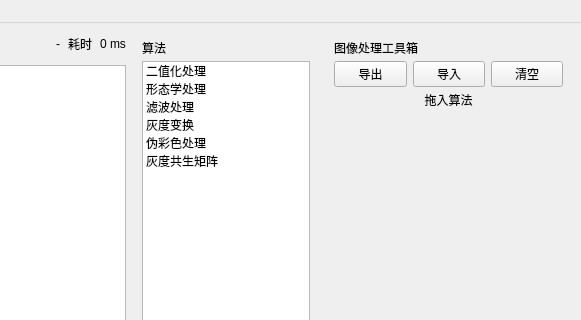
Above: widget.ui from sdasffe/opencv before the change; both pictures show x 619 to 1200 and y 0 to 320 of the 1200 by 720 pixel window. Below: the same form after it.
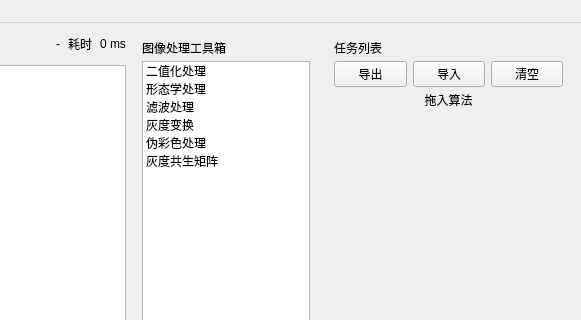
That is the form after the change. Custom widgets are drawn as their Qt base class.

```diff
--- a/widget.ui
+++ b/widget.ui
@@ -315,7 +315,7 @@
         <item>
          <widget class="QLabel" name="algoTitleLabel">
           <property name="text">
-           <string>算法</string>
+           <string>图像处理工具箱</string>
           </property>
          </widget>
         </item>
@@ -402,7 +402,7 @@
         <item>
          <widget class="QLabel" name="chainTitleLabel">
           <property name="text">
-           <string>图像处理工具箱</string>
+           <string>任务列表</string>
           </property>
          </widget>
         </item>
```
